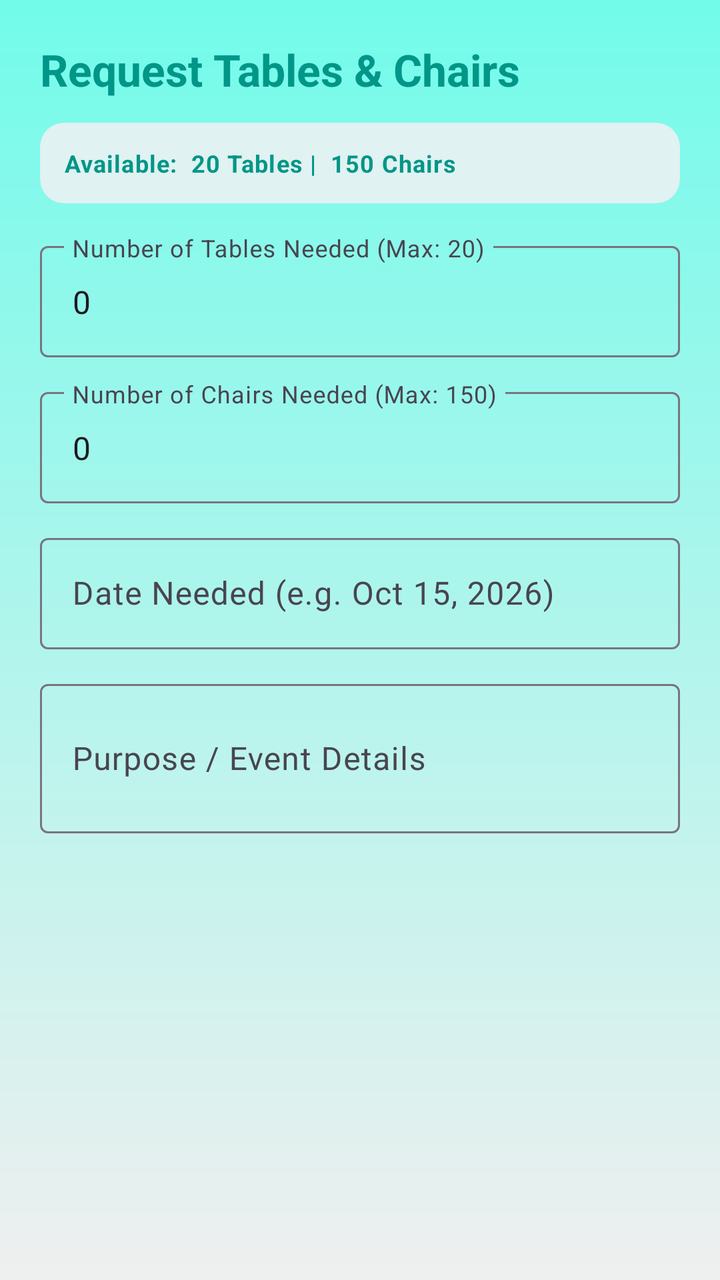
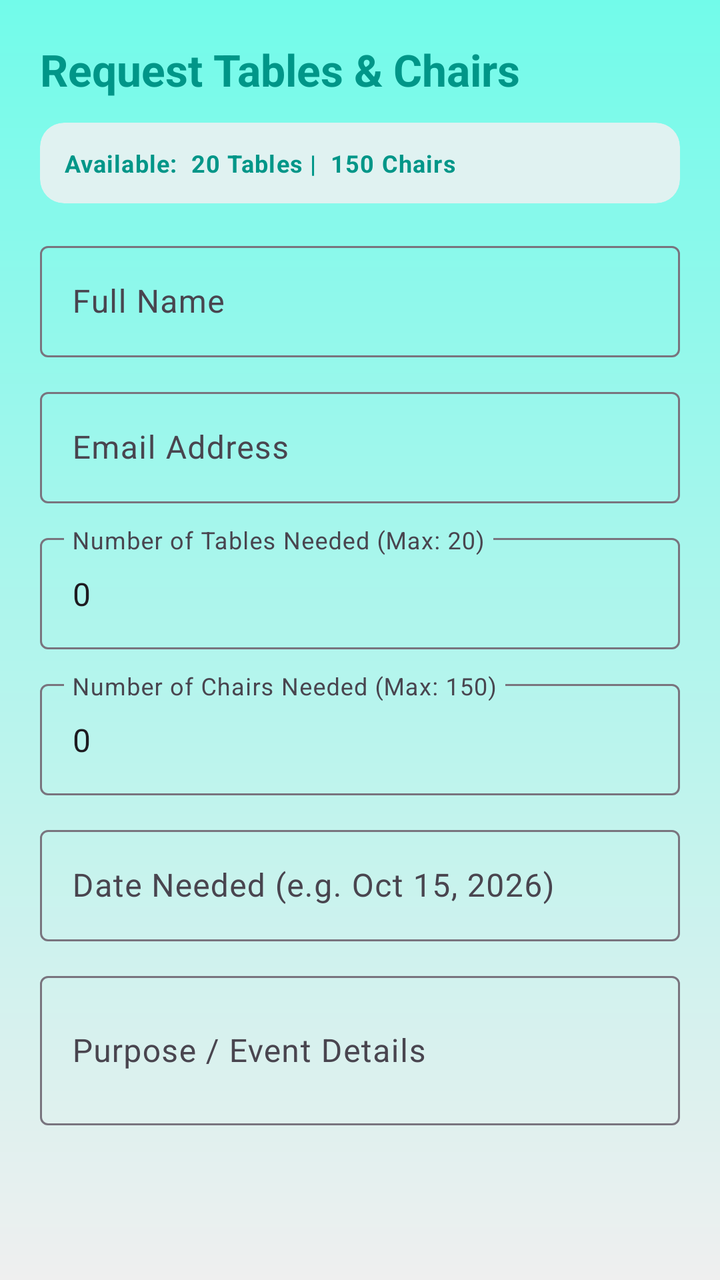

The first picture is an Android layout as it rendered before a commit; the second is the same layout after the commit. The layout source and the unified diff follow.
<!-- AndroidManifest.xml: application theme Theme.IServeKo -->
<!-- res/layout/dialog_borrow_request.xml -->
<?xml version="1.0" encoding="utf-8"?>
<ScrollView xmlns:android="http://schemas.android.com/apk/res/android"
    xmlns:app="http://schemas.android.com/apk/res-auto"
    android:layout_width="match_parent"
    android:background="@drawable/designbrg"
    android:layout_height="wrap_content">

    <LinearLayout
        android:layout_width="match_parent"
        android:layout_height="wrap_content"
        android:orientation="vertical"
        android:padding="20dp">

        <TextView
            android:id="@+id/dialogBorrowTitle"
            android:layout_width="wrap_content"
            android:layout_height="wrap_content"
            android:text="Request Tables &amp; Chairs"
            android:textAppearance="@style/TextAppearance.Material3.TitleLarge"
            android:textColor="@color/dash_teal"
            android:textStyle="bold" />

        <com.google.android.material.card.MaterialCardView
            android:layout_width="match_parent"
            android:layout_height="wrap_content"
            android:layout_marginTop="12dp"
            app:cardBackgroundColor="@color/dash_teal_light"
            app:cardCornerRadius="12dp"
            app:strokeWidth="0dp">

            <TextView
                android:id="@+id/txtDialogAvailableStock"
                android:layout_width="match_parent"
                android:layout_height="wrap_content"
                android:padding="12dp"
                android:text="Available:  20 Tables |  150 Chairs"
                android:textAppearance="@style/TextAppearance.Material3.BodySmall"
                android:textColor="@color/dash_teal"
                android:textStyle="bold" />
        </com.google.android.material.card.MaterialCardView>

        <com.google.android.material.textfield.TextInputLayout
            style="@style/Widget.Material3.TextInputLayout.OutlinedBox"
            android:layout_width="match_parent"
            android:layout_height="wrap_content"
            android:layout_marginTop="16dp"
            android:hint="Number of Tables Needed (Max: 20)">

            <com.google.android.material.textfield.TextInputEditText
                android:id="@+id/inputTablesCount"
                android:layout_width="match_parent"
                android:layout_height="wrap_content"
                android:inputType="number"
                android:text="0" />
        </com.google.android.material.textfield.TextInputLayout>

        <com.google.android.material.textfield.TextInputLayout
            style="@style/Widget.Material3.TextInputLayout.OutlinedBox"
            android:layout_width="match_parent"
            android:layout_height="wrap_content"
            android:layout_marginTop="12dp"
            android:hint="Number of Chairs Needed (Max: 150)">

            <com.google.android.material.textfield.TextInputEditText
                android:id="@+id/inputChairsCount"
                android:layout_width="match_parent"
                android:layout_height="wrap_content"
                android:inputType="number"
                android:text="0" />
        </com.google.android.material.textfield.TextInputLayout>

        <com.google.android.material.textfield.TextInputLayout
            style="@style/Widget.Material3.TextInputLayout.OutlinedBox"
            android:layout_width="match_parent"
            android:layout_height="wrap_content"
            android:layout_marginTop="12dp"
            android:hint="Date Needed (e.g. Oct 15, 2026)">

            <com.google.android.material.textfield.TextInputEditText
                android:id="@+id/inputBorrowDate"
                android:layout_width="match_parent"
                android:layout_height="wrap_content"
                android:inputType="date|text" />
        </com.google.android.material.textfield.TextInputLayout>

        <com.google.android.material.textfield.TextInputLayout
            style="@style/Widget.Material3.TextInputLayout.OutlinedBox"
            android:layout_width="match_parent"
            android:layout_height="wrap_content"
            android:layout_marginTop="12dp"
            android:hint="Purpose / Event Details">

            <com.google.android.material.textfield.TextInputEditText
                android:id="@+id/inputPurpose"
                android:layout_width="match_parent"
                android:layout_height="wrap_content"
                android:inputType="textMultiLine"
                android:minLines="2" />
        </com.google.android.material.textfield.TextInputLayout>

    </LinearLayout>
</ScrollView>
<!-- resources referenced by this layout -->
<resources>
  <color name="dash_teal">#009688</color>
  <color name="dash_teal_light">#E0F2F1</color>
  <!-- drawable designbrg (drawable) -->
  <?xml version="1.0" encoding="utf-8"?>
  <shape xmlns:android="http://schemas.android.com/apk/res/android">
       <gradient android:type = "linear" android:angle="100"
           android:startColor="#72FBEA" android:endColor="#EFEFEF"/>
  </shape>
  <style name="Theme.IServeKo" parent="Base.Theme.IServeKo" />
  <style name="Base.Theme.IServeKo" parent="Theme.Material3.DayNight.NoActionBar">
          
          
      </style>
</resources>

<!-- the commit's change to res/layout/dialog_borrow_request.xml (unified diff, before → after) -->
@@ -44,6 +44,34 @@
             android:layout_width="match_parent"
             android:layout_height="wrap_content"
             android:layout_marginTop="16dp"
+            android:hint="Full Name">
+
+            <com.google.android.material.textfield.TextInputEditText
+                android:id="@+id/inputBorrowerName"
+                android:layout_width="match_parent"
+                android:layout_height="wrap_content"
+                android:inputType="textPersonName" />
+        </com.google.android.material.textfield.TextInputLayout>
+
+        <com.google.android.material.textfield.TextInputLayout
+            style="@style/Widget.Material3.TextInputLayout.OutlinedBox"
+            android:layout_width="match_parent"
+            android:layout_height="wrap_content"
+            android:layout_marginTop="12dp"
+            android:hint="Email Address">
+
+            <com.google.android.material.textfield.TextInputEditText
+                android:id="@+id/inputBorrowerEmail"
+                android:layout_width="match_parent"
+                android:layout_height="wrap_content"
+                android:inputType="textEmailAddress" />
+        </com.google.android.material.textfield.TextInputLayout>
+
+        <com.google.android.material.textfield.TextInputLayout
+            style="@style/Widget.Material3.TextInputLayout.OutlinedBox"
+            android:layout_width="match_parent"
+            android:layout_height="wrap_content"
+            android:layout_marginTop="12dp"
             android:hint="Number of Tables Needed (Max: 20)">
 
             <com.google.android.material.textfield.TextInputEditText
